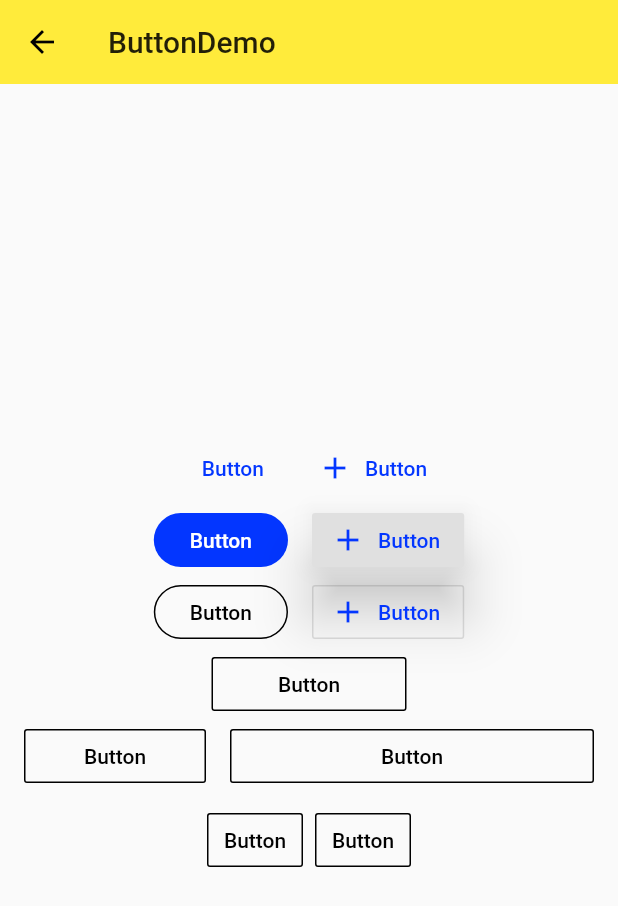
After one commit to juronghuxue/flutter_ninghao_huxutest, a Flutter app: the screen it shows after launch, after a tap on "Button", on a phone screen of 412 x 824 dp. The commit adds this screen. Shown: the top 906 px of the screen. Run offline on Flutter 3.47's test engine with Material 2 defaults, Android fonts, the phone set to English and light mode, and no system bars.

Commit message:
day10 over

```diff
--- /dev/null
+++ b/xlp/lib/demo/button_demo.dart
@@ -0,0 +1,215 @@
+
+import 'package:flutter/material.dart';
+
+class ButtonDemo extends StatelessWidget {
+  @override
+  Widget build(BuildContext context) {
+    final Widget floatButtonDemo = Row(
+      mainAxisAlignment: MainAxisAlignment.center,
+      children: <Widget>[
+        FlatButton(
+          child: Text('Button'),
+          onPressed: (){},
+          splashColor: Colors.grey,
+          textColor: Theme.of(context).accentColor,
+        ),
+        FlatButton.icon(
+          icon:Icon(Icons.add),
+          label: Text('Button'),
+          onPressed: (){},
+          splashColor: Colors.grey,
+          textColor: Theme.of(context).accentColor,
+        )
+      ],
+    );
+    final Widget raisedButtonDemo = Row(
+      mainAxisAlignment: MainAxisAlignment.center,
+      children: <Widget>[
+        Theme(
+          data:Theme.of(context).copyWith(
+            buttonColor: Theme.of(context).accentColor,
+            buttonTheme: ButtonThemeData(
+              textTheme: ButtonTextTheme.primary,
+              // shape:BeveledRectangleBorder(
+              //   borderRadius: BorderRadius.circular(5.0),
+              // ),
+              shape:StadiumBorder(),
+            )
+          ),
+          child: RaisedButton(
+            child: Text('Button'),
+            onPressed: (){},
+            splashColor: Colors.grey,
+            elevation: 0.0,
+            color: Theme.of(context).accentColor,
+            // textColor: Colors.white,
+            // textTheme: ButtonTextTheme.primary,
+          ),
+        ),
+        SizedBox(width:16.0,),
+        RaisedButton.icon(
+          icon:Icon(Icons.add),
+          label: Text('Button'),
+          onPressed: (){},
+          splashColor: Colors.grey,
+          elevation: 16.0,
+          textColor: Theme.of(context).accentColor,
+        )
+      ],
+    );
+    final Widget outlineButtomDemo = Row(
+      mainAxisAlignment: MainAxisAlignment.center,
+      children: <Widget>[
+        Theme(
+          data:Theme.of(context).copyWith(
+            buttonColor: Theme.of(context).accentColor,
+            buttonTheme: ButtonThemeData(
+              textTheme: ButtonTextTheme.primary,
+              // shape:BeveledRectangleBorder(
+              //   borderRadius: BorderRadius.circular(5.0),
+              // ),
+              shape:StadiumBorder(),
+            )
+          ),
+          child: OutlineButton(
+            child: Text('Button'),
+            onPressed: (){},
+            splashColor: Colors.grey[100],
+            borderSide: BorderSide(
+              color:Colors.black,
+            ),
+            // color: Theme.of(context).accentColor,
+            textColor: Colors.black,
+            highlightedBorderColor: Colors.grey,
+            // textTheme: ButtonTextTheme.primary,
+          ),
+        ),
+        SizedBox(width:16.0,),
+        OutlineButton.icon(
+          icon:Icon(Icons.add),
+          label: Text('Button'),
+          onPressed: (){},
+          splashColor: Colors.grey,
+          textColor: Theme.of(context).accentColor,
+        )
+      ],
+    );
+    final Widget fixedWidthButton = Row(
+      mainAxisAlignment: MainAxisAlignment.center,
+      children: <Widget>[
+        Container(
+          width:130.0,
+          child: OutlineButton(
+            child: Text('Button'),
+            onPressed: (){},
+            splashColor: Colors.grey[100],
+            borderSide: BorderSide(
+              color:Colors.black,
+            ),
+            // color: Theme.of(context).accentColor,
+            textColor: Colors.black,
+            highlightedBorderColor: Colors.grey,
+            // textTheme: ButtonTextTheme.primary,
+          ),
+        )
+      ],
+    );
+    final Widget expendedButton = Row(
+      mainAxisAlignment: MainAxisAlignment.center,
+      children: <Widget>[
+        Expanded(
+          child: OutlineButton(
+            child: Text('Button'),
+            onPressed: (){},
+            splashColor: Colors.grey[100],
+            borderSide: BorderSide(
+              color:Colors.black,
+            ),
+            // color: Theme.of(context).accentColor,
+            textColor: Colors.black,
+            highlightedBorderColor: Colors.grey,
+            // textTheme: ButtonTextTheme.primary,
+          ),
+        ),
+        SizedBox(width:16.0),
+        Expanded(
+          flex:2,
+          child: OutlineButton(
+            child: Text('Button'),
+            onPressed: (){},
+            splashColor: Colors.grey[100],
+            borderSide: BorderSide(
+              color:Colors.black,
+            ),
+            // color: Theme.of(context).accentColor,
+            textColor: Colors.black,
+            highlightedBorderColor: Colors.grey,
+            // textTheme: ButtonTextTheme.primary,
+          ),
+        )
+      ],
+    );
+    final Widget buttonBarDemo = Row(
+      mainAxisAlignment: MainAxisAlignment.center,
+      children: <Widget>[
+        Theme(
+          data: Theme.of(context).copyWith(
+            buttonTheme: ButtonThemeData(
+              padding:EdgeInsets.symmetric(horizontal: 32),
+            )
+          ),
+          child: ButtonBar(
+            children: <Widget>[
+              OutlineButton(
+                child: Text('Button'),
+                onPressed: (){},
+                splashColor: Colors.grey[100],
+                borderSide: BorderSide(
+                  color:Colors.black,
+                ),
+                // color: Theme.of(context).accentColor,
+                textColor: Colors.black,
+                highlightedBorderColor: Colors.grey,
+                // textTheme: ButtonTextTheme.primary,
+              ),
+              OutlineButton(
+                child: Text('Button'),
+                onPressed: (){},
+                splashColor: Colors.grey[100],
+                borderSide: BorderSide(
+                  color:Colors.black,
+                ),
+                // color: Theme.of(context).accentColor,
+                textColor: Colors.black,
+                highlightedBorderColor: Colors.grey,
+                // textTheme: ButtonTextTheme.primary,
+              ),
+            ],
+          ),
+        )
+      ],
+    );
+
+    return Scaffold(
+      appBar: AppBar(
+        title:Text('ButtonDemo'),
+        elevation: 0.0,
+
+      ),
+      body:Container(
+        padding:EdgeInsets.all(16.0),
+        child: Column(
+          mainAxisAlignment: MainAxisAlignment.center,
+          children: <Widget>[
+            floatButtonDemo,
+            raisedButtonDemo,
+            outlineButtomDemo,
+            fixedWidthButton,
+            expendedButton,
+            buttonBarDemo,
+          ],
+        ),
+      )
+    );
+  }
+}
--- /dev/null
+++ b/xlp/lib/demo/material_components.dart
@@ -0,0 +1,71 @@
+import 'package:flutter/material.dart';
+import './button_demo.dart';
+import './floating_action_button_demo.dart';
+import './popup_menu_button_demo.dart';
+class MaterialComponents extends StatelessWidget {
+  @override
+  Widget build(BuildContext context) {
+    return Scaffold(
+      appBar: AppBar(
+        title:Text('MaterialComponents'),
+        elevation: 0.0,
+      ),
+      body: ListView(
+        children: <Widget>[
+          ListItem(title:'PopupMenuButton',page:PopupMenuButtonDemo()),
+          ListItem(title:'Button',page:ButtonDemo()),
+          ListItem(title:'FloatingActionButton',page:FloatingActionButtonDemo()),
+        ],
+      )
+    );
+  }
+}
+
+
+class _WidgetDemo extends StatelessWidget {
+  @override
+  Widget build(BuildContext context) {
+    return Scaffold(
+      appBar: AppBar(
+        title:Text('_WidgetDemo'),
+        elevation: 0.0,
+
+      ),
+      body:Container(
+        padding:EdgeInsets.all(16.0),
+        child: Column(
+          mainAxisAlignment: MainAxisAlignment.center,
+          children: <Widget>[
+            Row(
+              mainAxisAlignment: MainAxisAlignment.center,
+              children: <Widget>[
+
+              ],
+            )
+          ],
+        ),
+      )
+    );
+  }
+}
+
+
+class ListItem extends StatelessWidget {
+  final String title;
+  final Widget page;
+  ListItem({
+    this.title,
+    this.page,
+  });
+  @override
+  Widget build(BuildContext context) {
+    return ListTile(
+      title:Text(title),
+      onTap: (){
+        Navigator.of(context).push(
+          MaterialPageRoute(builder: (context) => page),
+        );
+      },
+    );
+  }
+}
--- a/xlp/lib/main.dart
+++ b/xlp/lib/main.dart
@@ -10,6 +10,7 @@ import './demo/view_demo.dart';
 import './demo/sliver_demo.dart';
 import './demo/navigator_demo.dart';
 import './demo/form_demo.dart';
+import './demo/material_components.dart';
 void main() => runApp(App());
 
 class App extends StatelessWidget{
@@ -18,11 +19,12 @@ class App extends StatelessWidget{
     return MaterialApp(
       debugShowCheckedModeBanner: false,
       // home:NavigatorDemo(),
-      initialRoute: '/form',
+      initialRoute: '/mdc',
       routes: {
         '/':(context) => Home(),
         '/about':(context) => Page2(title:'About'),
         '/form':(context) => FormDemo(),
+        '/mdc':(context) => MaterialComponents(),
       },
       theme:ThemeData(
         primarySwatch: Colors.yellow,
```
Also changed, not shown: xlp/lib/demo/floating_action_button_demo.dart (added, +39 -0 lines), xlp/lib/demo/popup_menu_button_demo.dart (added, +58 -0 lines).
